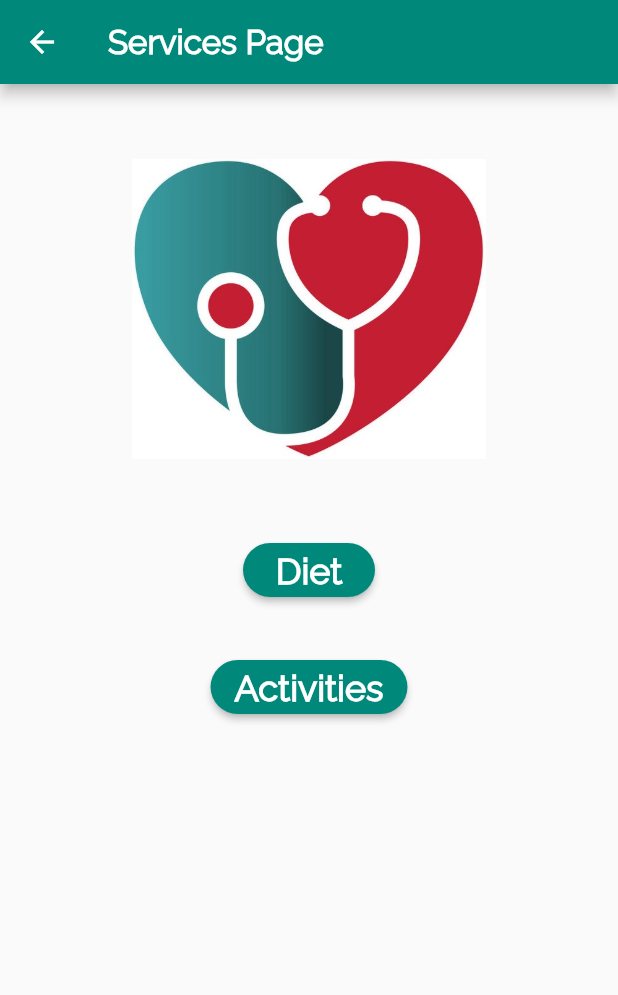
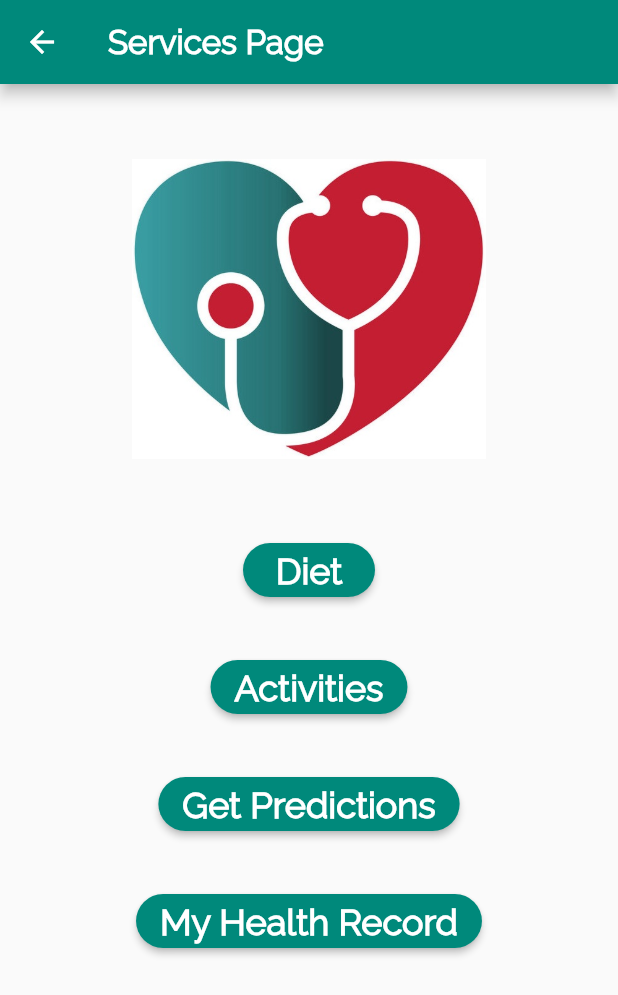
Before and after one commit to Heart-Patient-Assistant/HPA-Mobile.V2, a Flutter app: the Services screen opened directly, on a phone screen of 412 x 824 dp. Shown: the top 995 px of the screen. Run offline on Flutter 3.47's test engine with Material 2 defaults, Android fonts, the phone set to English and light mode, and no system bars; our stand-ins replace flutter_rating_bar, image_picker, persistent_bottom_nav_bar, shared_preferences; missing offline and left inert: contactus; accounts and stored records are empty.

Commit message:
some edits

```diff
--- a/lib/Services.dart
+++ b/lib/Services.dart
@@ -1,6 +1,8 @@
 import 'package:flutter/material.dart';
 import 'package:hp_assistant/Activities/Activities.dart';
 import 'package:hp_assistant/Diet/Diet.dart';
+
+import 'PredicitionModel.dart';
 
 class Services extends StatefulWidget {
   @override
@@ -76,6 +78,49 @@ class _ServicesState extends State<Services> {
                 ),
                 color: Colors.teal.shade600,
                 textColor: Colors.white,),
+
+              new Padding(padding: EdgeInsets.all(15.0)),
+
+              new RaisedButton(
+                shape: RoundedRectangleBorder(
+                    borderRadius: BorderRadius.circular(30)),
+                onPressed: () {
+                  Navigator.of(context).push(
+                      new MaterialPageRoute(
+                        builder: (BuildContext context) => new PredictionModel(),
+                      )
+                  );
+                },
+                child: Text(
+                  "Get Predictions",
+                  style: TextStyle(
+                    fontSize: 24,
+                    fontFamily: 'Raleway',
+                    fontWeight: FontWeight.bold,
+                  ),
+                ),
+                color: Colors.teal.shade600,
+                textColor: Colors.white,),
+
+              new Padding(padding: EdgeInsets.all(15.0)),
+
+              new RaisedButton(
+                shape: RoundedRectangleBorder(
+                    borderRadius: BorderRadius.circular(30)),
+                onPressed: () {
+
+                },
+                child: Text(
+                  "My Health Record",
+                  style: TextStyle(
+                    fontSize: 24,
+                    fontFamily: 'Raleway',
+                    fontWeight: FontWeight.bold,
+                  ),
+                ),
+                color: Colors.teal.shade600,
+                textColor: Colors.white,),
+
             ],
           ),
         ),
```
Also changed, not shown: lib/PredicitionModel.dart (+24 -9 lines), lib/RegisterPage.dart (+24 -0 lines), lib/databasehelpler.dart (+8 -4 lines).
